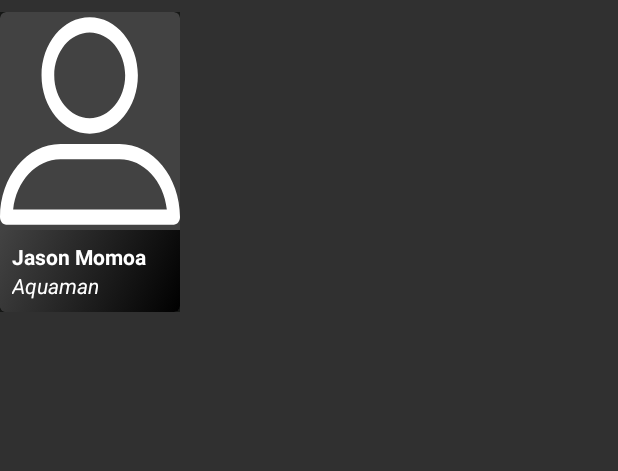
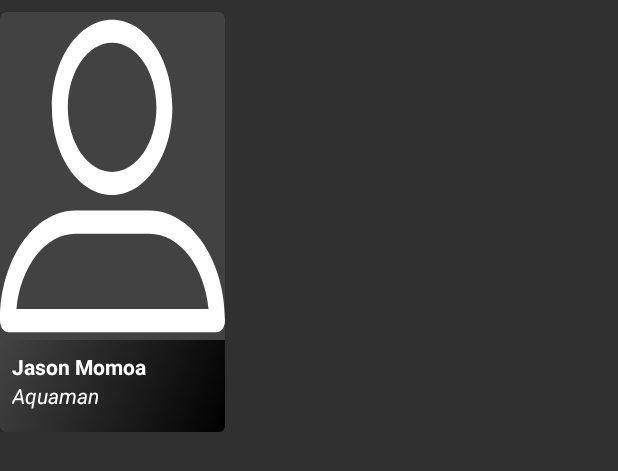
Before and after one commit to LeBelleAmi/Beam, an Android app: the layout cast_list_item.xml on its own in the app's theme, with its tools: preview values and no code run, on a phone screen of 412 x 824 dp. Shown: the top 471 px of the screen. Run offline under Robolectric (Android 15) with nearby library versions, the phone set to English and light mode, and no system bars.

Commit message:
Added Tv Genres, Cast and Seasons

```diff
--- a/app/src/main/java/lebelleami/com/beam/Controller/SplashScreen.java
+++ b/app/src/main/java/lebelleami/com/beam/Controller/SplashScreen.java
@@ -5,6 +5,7 @@ import android.graphics.Typeface;
 import android.os.Handler;
 import android.support.v7.app.AppCompatActivity;
 import android.os.Bundle;
+import android.view.WindowManager;
 import android.view.animation.Animation;
 import android.view.animation.AnimationUtils;
 import android.widget.ImageView;
@@ -17,6 +18,7 @@ public class SplashScreen extends AppCompatActivity {
     @Override
     protected void onCreate(Bundle savedInstanceState) {
         super.onCreate(savedInstanceState);
+        getWindow().setFlags(WindowManager.LayoutParams.FLAG_FULLSCREEN,WindowManager.LayoutParams.FLAG_FULLSCREEN);
         setContentView(R.layout.activity_splash_screen);
 
 
--- a/app/src/main/java/lebelleami/com/beam/Utils/Url.java
+++ b/app/src/main/java/lebelleami/com/beam/Utils/Url.java
@@ -21,6 +21,7 @@ public class Url {
     public static final String TRAILER_TV = "tv/";
     public static final String REVIEWS = "/reviews";
     public static final String CASTS = "/casts";
+    public static final String CREDITS = "/credits";
 
 
     public static String posterUrl(String posterPath) {
@@ -35,8 +36,9 @@ public class Url {
         return "https://image.tmdb.org/t/p/h632/" + posterPath;
     }
 
-    public static String youtubeThumbnailUrl(String trailerKey) {
-        return "https://img.youtube.com/vi/%s/0.jpg" + trailerKey;
+    public static String posterUrlSeason(String posterPath) {
+        return "https://image.tmdb.org/t/p/w500" + posterPath;
     }
 
+
 }
--- a/app/src/main/res/layout/activity_splash_screen.xml
+++ b/app/src/main/res/layout/activity_splash_screen.xml
@@ -5,7 +5,7 @@
     xmlns:tools="http://schemas.android.com/tools"
     android:layout_width="match_parent"
     android:layout_height="match_parent"
-    android:background="@drawable/gradient_background"
+    android:background="@android:color/black"
     tools:context=".Controller.SplashScreen">
 
         <!-- The primary full-screen view. This can be replaced with whatever view
--- a/app/src/main/res/layout/activity_tv_details.xml
+++ b/app/src/main/res/layout/activity_tv_details.xml
@@ -57,7 +57,7 @@
             android:layout_height="match_parent"
             app:layout_behavior="@string/appbar_scrolling_view_behavior">
 
-            <include layout="@layout/more_details"/>
+            <include layout="@layout/more_tv_details"/>
         </android.support.v4.widget.NestedScrollView>
 
         <android.support.v7.widget.CardView
@@ -92,7 +92,7 @@
             android:layout_width="wrap_content"
             app:layout_anchor="@id/appbar"
             app:layout_anchorGravity="bottom|right|end"
-            android:src="@drawable/ic_favorite_border"
+            app:srcCompat="@drawable/ic_favorite_border"
             android:layout_margin="@dimen/fab_margin"
             android:clickable="true" />
 
--- a/app/src/main/res/layout/cast_list_item.xml
+++ b/app/src/main/res/layout/cast_list_item.xml
@@ -7,14 +7,13 @@
     android:adjustViewBounds="true"
     android:layout_marginTop="8dp"
     android:layout_marginRight="5dp"
-    android:layout_marginEnd="5dp"
-    android:background="@color/colorBackgroundTwo">
+    android:layout_marginEnd="5dp">
 
 
     <android.support.v7.widget.CardView
         android:id="@+id/cast_card"
-        android:layout_height="200dp"
-        android:layout_width="120dp"
+        android:layout_height="280dp"
+        android:layout_width="150dp"
         app:cardCornerRadius="4dp"
         app:cardElevation="2dp"
         app:cardMaxElevation="4dp">
@@ -37,7 +36,8 @@
             <LinearLayout
                 android:id="@+id/cast_detail_container"
                 android:layout_width="match_parent"
-                android:layout_height="wrap_content"
+                android:layout_height="0dp"
+                android:layout_weight="0.28"
                 android:orientation="vertical"
                 android:padding="8dp"
                 android:background="@drawable/gradient_background">
--- a/app/src/main/res/layout/more_details.xml
+++ b/app/src/main/res/layout/more_details.xml
@@ -84,6 +84,7 @@
         android:textStyle="bold"
         android:layout_marginEnd="10dp"
         android:layout_marginStart="10dp"
+        android:layout_marginBottom="10dp"
         android:layout_gravity="end"
         android:textColor="@android:color/white"
         android:textAppearance="?android:textAppearanceMedium"
@@ -102,7 +103,8 @@
         android:layout_gravity="end"
         android:textColor="@android:color/white"
         android:textAppearance="?android:textAppearanceMedium"
-        android:text="G-General" />
+        android:text="G-General"
+        android:visibility="gone"/>
 
     <android.support.v7.widget.CardView
             android:layout_width="match_parent"
--- a/app/src/main/res/values/strings.xml
+++ b/app/src/main/res/values/strings.xml
@@ -57,4 +57,5 @@
     <string name="email_link">mailto:omawumi@lebelleami.com</string>
     <string name="title_privacy">Privacy Policy</string>
     <string name="title_terms">Terms Of Use</string>
+    <string name="season">Seasons</string>
 </resources>
```
Also changed, not shown: app/src/main/java/lebelleami/com/beam/Api/Service.java (+9 -4 lines).
